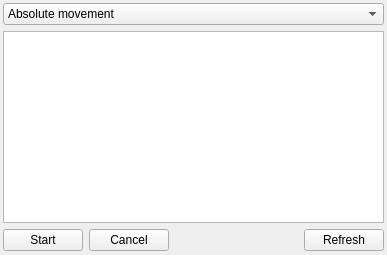
This is itomWidgets/ui/motorAxisController.ui in itom-project/itom as Qt 5 draws it before an edit. The edited form follows.
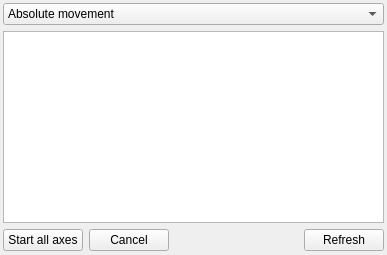
This is the edited form.

Diff of the .ui file:
```diff
--- a/itomWidgets/ui/motorAxisController.ui
+++ b/itomWidgets/ui/motorAxisController.ui
@@ -111,7 +111,7 @@
      <item>
       <widget class="QPushButton" name="btnStart">
        <property name="text">
-        <string>Start</string>
+        <string>Start all axes</string>
        </property>
       </widget>
      </item>
```
Left out of the diff: 10 changed lines with no effect on the pictures.
